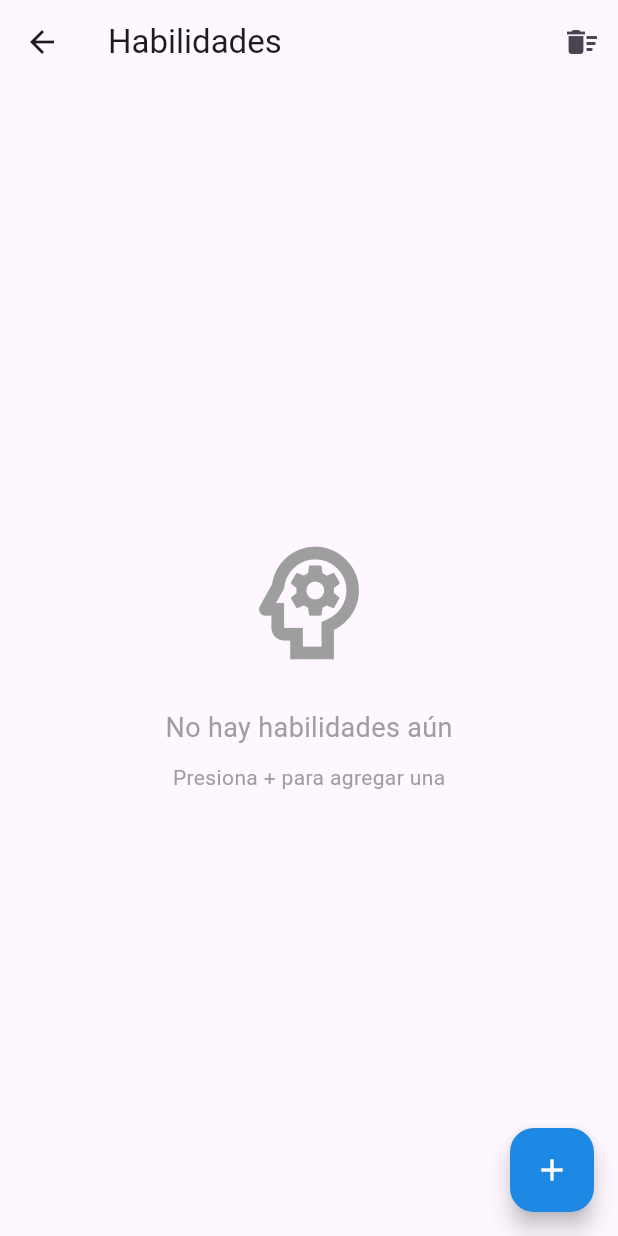
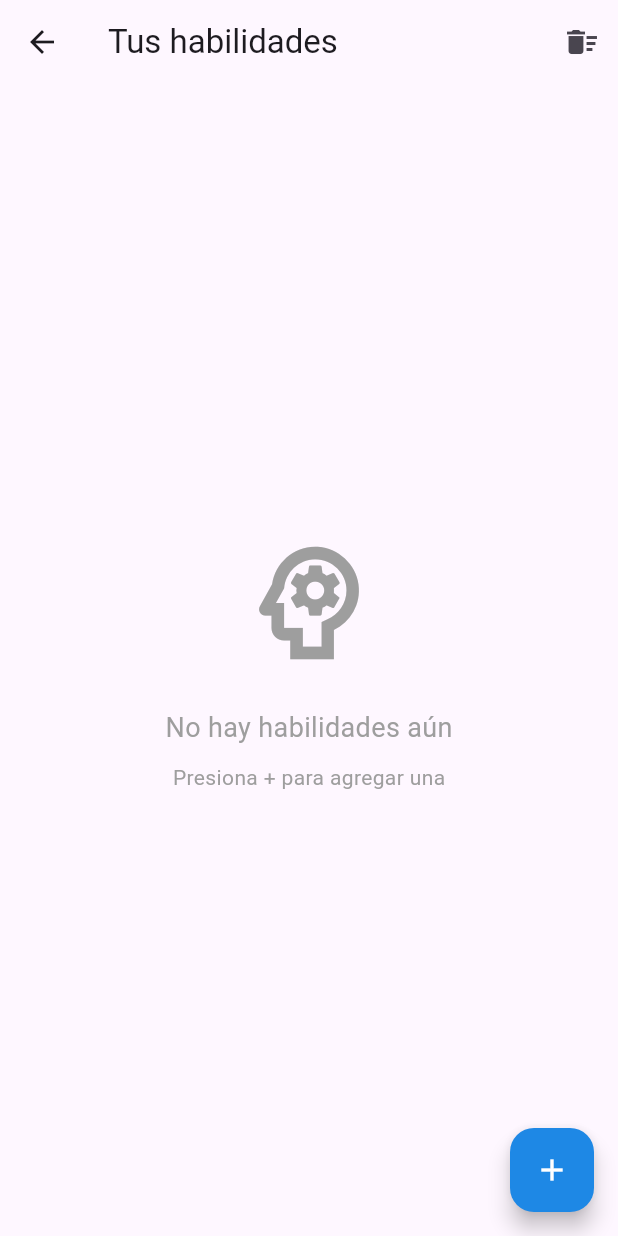
Before and after one commit to asebasg/portafolio_flutter_app, a Flutter app: the SkillsPage screen opened directly, on a phone screen of 412 x 824 dp. Run offline on Flutter 3.47's test engine with Material 3 defaults, Android fonts, the phone set to English and light mode, and no system bars; our stand-ins replace cached_network_image, cloud_firestore, firebase_auth, firebase_core, firebase_storage, image_picker and 1 more; accounts and stored records are empty.

Commit message:
style(appbar): actualización del texto del título de la barra de aplicaciones
- Cambio de 'Proyectos' a 'Tus proyectos' en la página de proyectos
- Cambio de 'Habilidades' a 'Tus habilidades' en la página de habilidades.

```diff
--- a/lib/projects_page.dart
+++ b/lib/projects_page.dart
@@ -162,7 +162,7 @@ class _ProjectsPageState extends State<ProjectsPage> {
   Widget build(BuildContext context) {
     return Scaffold(
       appBar: AppBar(
-        title: const Text('Proyectos'),
+        title: const Text('Tus proyectos'),
         actions: [
           IconButton(
             onPressed: _deleteAllProjects,
--- a/lib/skill_page.dart
+++ b/lib/skill_page.dart
@@ -153,7 +153,7 @@ class _SkillsPageState extends State<SkillsPage> {
   Widget build(BuildContext context) {
     return Scaffold(
       appBar: AppBar(
-        title: const Text('Habilidades'),
+        title: const Text('Tus habilidades'),
         actions: [
           IconButton(
             onPressed: _deleteAllSkills,
```
